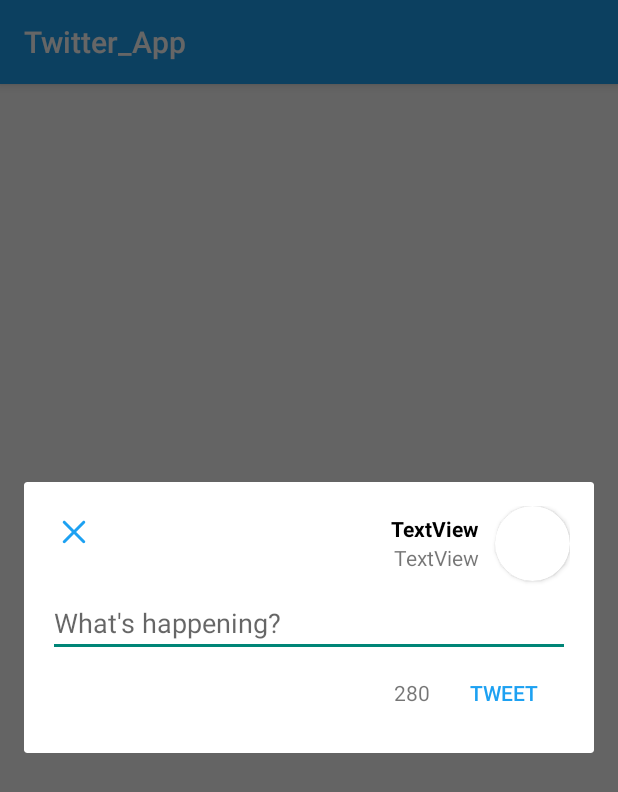
After one commit to PrimeBIue/Twitter_App, an Android app: the fragment ComposeTweetFragment shown on its own in the app's theme, on a phone screen of 412 x 824 dp. The commit adds this screen. Shown: the top 792 px of the screen. Run offline under Robolectric (Android 15) with nearby library versions, the phone set to English and light mode, and no system bars.

Commit message:
Created fragments

```diff
--- a/app/build.gradle
+++ b/app/build.gradle
@@ -44,6 +44,7 @@ dependencies {
     // Glide for remote image loading
     implementation 'com.github.bumptech.glide:glide:4.11.0'
     implementation 'androidx.constraintlayout:constraintlayout:2.0.4'
+    implementation 'androidx.legacy:legacy-support-v4:1.0.0'
     // Room for simple persistence with an ORM
     def room_version = "2.2.5"
     implementation "androidx.room:room-runtime:$room_version"
--- a/app/src/main/AndroidManifest.xml
+++ b/app/src/main/AndroidManifest.xml
@@ -13,7 +13,7 @@
         android:icon="@drawable/ic_launcher"
         android:label="@string/app_name"
         android:theme="@style/AppTheme">
-        <activity android:name=".DetailsAcitivity"></activity>
+        <activity android:name=".DetailsActivity"></activity>
         <activity android:name=".ComposeActivity" />
         <activity android:name=".TimelineActivity" />
         <activity
--- a/app/src/main/java/com/codepath/apps/restclienttemplate/ComposeActivity.java
+++ b/app/src/main/java/com/codepath/apps/restclienttemplate/ComposeActivity.java
@@ -37,7 +37,7 @@ public class ComposeActivity extends AppCompatActivity {
 
         client = TwitterApp.getRestClient(this);
         etCompose = findViewById(R.id.etCompose);
-        btnTweet = findViewById(R.id.btnTweet);
+        btnTweet = findViewById(R.id.btnTweetF);
         tilTweet = findViewById(R.id.tilTweet);
         tilTweet.setCounterMaxLength(MAX_TWEET_LENGTH);
 
--- a/app/src/main/java/com/codepath/apps/restclienttemplate/DetailsAcitivity.java
+++ b/app/src/main/java/com/codepath/apps/restclienttemplate/DetailsActivity.java
@@ -15,7 +15,7 @@ import com.codepath.asynchttpclient.callback.JsonHttpResponseHandler;
 
 import okhttp3.Headers;
 
-public class DetailsAcitivity extends AppCompatActivity {
+public class DetailsActivity extends AppCompatActivity {
 
     public static final String TAG = "DetailsActivity";
 
@@ -48,7 +48,7 @@ public class DetailsAcitivity extends AppCompatActivity {
         tvScreenName = findViewById(R.id.tvName);
         tvName = findViewById(R.id.tvScreenName);
 
-        ivProfileImage = findViewById(R.id.ivProfileImage);
+        ivProfileImage = findViewById(R.id.ivProfileImageF);
         ivMedia = findViewById(R.id.ivMedia);
 
         btnLike = findViewById(R.id.btnLike);
@@ -56,7 +56,7 @@ public class DetailsAcitivity extends AppCompatActivity {
         btnReply = findViewById(R.id.btnReply);
 
         tvBody.setText(getIntent().getStringExtra("body"));
-        tvScreenName.setText(getIntent().getStringExtra("screen_name"));
+        tvScreenName.setText("@" + getIntent().getStringExtra("screen_name"));
         tvName.setText(getIntent().getStringExtra("name"));
 
         Glide.with(this)
@@ -116,7 +116,7 @@ public class DetailsAcitivity extends AppCompatActivity {
         btnReply.setOnClickListener(new View.OnClickListener() {
             @Override
             public void onClick(View view) {
-                Intent intent = new Intent(DetailsAcitivity.this, ComposeActivity.class);
+                Intent intent = new Intent(DetailsActivity.this, ComposeActivity.class);
                 intent.putExtra("screen_name", getIntent().getStringExtra("screen_name"));
                 intent.putExtra("id", id);
                 startActivityForResult(intent, 21);
--- a/app/src/main/java/com/codepath/apps/restclienttemplate/TimelineActivity.java
+++ b/app/src/main/java/com/codepath/apps/restclienttemplate/TimelineActivity.java
@@ -16,8 +16,6 @@ import android.view.Menu;
 import android.view.MenuItem;
 import android.view.View;
 import android.widget.Button;
-import android.widget.ImageButton;
-import android.widget.Toast;
 
 
 import com.codepath.apps.restclienttemplate.models.Tweet;
@@ -131,7 +129,7 @@ public class TimelineActivity extends AppCompatActivity {
 
             @Override
             public void onTvBodyCLicked(int position) {
-                Intent intent = new Intent(TimelineActivity.this, DetailsAcitivity.class);
+                Intent intent = new Intent(TimelineActivity.this, DetailsActivity.class);
                 intent.putExtra("screen_name", tweets.get(position).user.screenName);
                 intent.putExtra("profile_image", tweets.get(position).user.profileImageUrl);
                 intent.putExtra("name", tweets.get(position).user.name);
--- a/app/src/main/java/com/codepath/apps/restclienttemplate/TweetsAdapter.java
+++ b/app/src/main/java/com/codepath/apps/restclienttemplate/TweetsAdapter.java
@@ -3,7 +3,6 @@ package com.codepath.apps.restclienttemplate;
 import android.content.Context;
 
 import android.net.ParseException;
-import android.os.Build;
 
 
 import android.text.format.DateUtils;
@@ -16,7 +15,6 @@ import android.widget.ImageView;
 import android.widget.TextView;
 
 import androidx.annotation.NonNull;
-import androidx.annotation.RequiresApi;
 import androidx.recyclerview.widget.RecyclerView;
 
 import com.bumptech.glide.Glide;
@@ -25,7 +23,6 @@ import com.codepath.apps.restclienttemplate.models.Tweet;
 import org.jetbrains.annotations.NotNull;
 
 import java.text.SimpleDateFormat;
-import java.util.Date;
 import java.util.List;
 import java.util.Locale;
 
@@ -95,7 +92,7 @@ public class TweetsAdapter extends RecyclerView.Adapter<TweetsAdapter.ViewHolder
             btnLike = itemView.findViewById(R.id.btnLike);
             btnRetweet = itemView.findViewById(R.id.btnRetweet);
             btnReply = itemView.findViewById(R.id.btnReply);
-            ivProfileImage = itemView.findViewById(R.id.ivProfileImage);
+            ivProfileImage = itemView.findViewById(R.id.ivProfileImageF);
             tvBody = itemView.findViewById(R.id.tvBody);
             tvScreenName = itemView.findViewById(R.id.tvScreenName);
             tvRelativeTime = itemView.findViewById(R.id.tvRelativeTime);
--- /dev/null
+++ b/app/src/main/java/com/codepath/apps/restclienttemplate/fragments/ComposeTweetFragment.java
@@ -0,0 +1,80 @@
+package com.codepath.apps.restclienttemplate.fragments;
+
+import android.os.Bundle;
+
+import androidx.fragment.app.DialogFragment;
+import androidx.fragment.app.Fragment;
+
+import android.view.LayoutInflater;
+import android.view.View;
+import android.view.ViewGroup;
+import android.widget.Button;
+import android.widget.EditText;
+import android.widget.ImageView;
+import android.widget.TextView;
+
+import com.codepath.apps.restclienttemplate.R;
+
+/**
+ * A simple {@link Fragment} subclass.
+ * Use the {@link ComposeTweetFragment#newInstance} factory method to
+ * create an instance of this fragment.
+ */
+public class ComposeTweetFragment extends DialogFragment {
+
+    public static final int MAX_CHARS = 280;
+
+    EditText etComposeF;
+
+    TextView tvCharactersRemaining;
+    TextView tvNameF;
+    TextView tvScreenNameF;
+
+    Button btnTweetF;
+    Button btnCancel;
+
+    ImageView profileImageF;
+
+    // TODO: Rename parameter arguments, choose names that match
+    // the fragment initialization parameters, e.g. ARG_ITEM_NUMBER
+    private static final String ARG_PARAM1 = "param1";
+    private static final String ARG_PARAM2 = "param2";
+
+    // TODO: Rename and change types of parameters
+    private String mParam1;
+    private String mParam2;
+
+    public ComposeTweetFragment() {
+        // Required empty public constructor
+    }
+
+    /**
+     * Use this factory method to create a new instance of
+     * this fragment using the provided parameters.
+     *
+     * @param param1 Parameter 1.
+     * @param param2 Parameter 2.
+     * @return A new instance of fragment ComposeTweetFragment.
+     */
+    // TODO: Rename and change types and number of parameters
+    public static ComposeTweetFragment newInstance() {
+        ComposeTweetFragment fragment = new ComposeTweetFragment();
+        return fragment;
+    }
+
+    @Override
+    public void onCreate(Bundle savedInstanceState) {
+        super.onCreate(savedInstanceState);
+        if (getArguments() != null) {
+            mParam1 = getArguments().getString(ARG_PARAM1);
+            mParam2 = getArguments().getString(ARG_PARAM2);
+        }
+    }
+
+    @Override
+    public View onCreateView(LayoutInflater inflater, ViewGroup container,
+                             Bundle savedInstanceState) {
+        // Inflate the layout for this fragment
+        return inflater.inflate(R.layout.fragment_compose_tweet, container, false);
+    }
+}
--- a/app/src/main/res/drawable/ic_vector_close.xml
+++ b/app/src/main/res/drawable/ic_vector_close.xml
@@ -1,5 +1,6 @@
 <?xml version="1.0" encoding="utf-8"?>
 <vector android:height="24.0dip" android:width="24.0dip" android:viewportWidth="24.0" android:viewportHeight="24.0"
-  xmlns:android="http://schemas.android.com/apk/res/android">
+  xmlns:android="http://schemas.android.com/apk/res/android"
+    android:tint="@color/twitter_blue">
     <path android:fillColor="#ff000000" android:pathData="M13.414,12l5.793,-5.793c0.39,-0.39 0.39,-1.023 0,-1.414s-1.023,-0.39 -1.414,0L12,10.586 6.207,4.793c-0.39,-0.39 -1.023,-0.39 -1.414,0s-0.39,1.023 0,1.414L10.586,12l-5.793,5.793c-0.39,0.39 -0.39,1.023 0,1.414 0.195,0.195 0.45,0.293 0.707,0.293s0.512,-0.098 0.707,-0.293L12,13.414l5.793,5.793c0.195,0.195 0.45,0.293 0.707,0.293s0.512,-0.098 0.707,-0.293c0.39,-0.39 0.39,-1.023 0,-1.414L13.414,12z" />
 </vector>
--- a/app/src/main/res/layout/activity_compose.xml
+++ b/app/src/main/res/layout/activity_compose.xml
@@ -29,7 +29,7 @@
     </com.google.android.material.textfield.TextInputLayout>
 
     <Button
-        android:id="@+id/btnTweet"
+        android:id="@+id/btnTweetF"
         android:layout_width="wrap_content"
         android:layout_height="wrap_content"
         android:layout_below="@+id/tilTweet"
--- a/app/src/main/res/layout/activity_details_acitivity.xml
+++ b/app/src/main/res/layout/activity_details_acitivity.xml
@@ -5,7 +5,7 @@
     android:layout_width="match_parent"
     android:layout_height="wrap_content"
     android:layout_marginTop="5dp"
-    tools:context=".DetailsAcitivity">
+    tools:context=".DetailsActivity">
 
 
     <androidx.cardview.widget.CardView
@@ -17,7 +17,7 @@
 
         <ImageView
 
-            android:id="@+id/ivProfileImage"
+            android:id="@+id/ivProfileImageF"
             android:layout_width="match_parent"
             android:layout_height="match_parent"
             android:layout_alignParentStart="true"
--- /dev/null
+++ b/app/src/main/res/layout/fragment_compose_tweet.xml
@@ -0,0 +1,97 @@
+<?xml version="1.0" encoding="utf-8"?>
+<RelativeLayout xmlns:android="http://schemas.android.com/apk/res/android"
+    xmlns:app="http://schemas.android.com/apk/res-auto"
+    xmlns:tools="http://schemas.android.com/tools"
+    android:orientation="vertical"
+    android:layout_width="match_parent"
+    android:layout_height="match_parent"
+    android:padding="16dp">
+
+    <androidx.cardview.widget.CardView
+        android:id="@+id/card"
+        android:layout_width="50dp"
+        android:layout_height="50dp"
+        android:layout_marginStart="5dp"
+        android:layout_alignParentRight="true"
+        android:layout_alignParentTop="true"
+        app:cardCornerRadius="50dp">
+
+        <ImageView
+
+            android:id="@+id/ivProfileImageF"
+            android:layout_width="match_parent"
+            android:layout_height="match_parent"
+            android:layout_alignParentTop="true"
+            android:layout_marginStart="0dp"
+            android:layout_marginTop="0dp"
+
+            tools:srcCompat="@tools:sample/avatars" />
+    </androidx.cardview.widget.CardView>
+
+    <EditText
+        android:id="@+id/etComposeF"
+        android:layout_width="match_parent"
+        android:layout_height="wrap_content"
+        android:layout_below="@+id/card"
+        android:layout_alignParentStart="true"
+        android:layout_alignParentLeft="true"
+        android:layout_alignParentEnd="true"
+        android:layout_alignParentRight="true"
+        android:layout_marginTop="5dp"
+        android:hint="What's happening?" />
+
+    <Button
+        android:id="@+id/btnTweetF"
+        style="@style/Widget.AppCompat.Button.Borderless.Colored"
+        android:layout_width="wrap_content"
+        android:layout_height="wrap_content"
+        android:layout_below="@id/etComposeF"
+        android:layout_alignParentEnd="true"
+        android:layout_alignParentRight="true"
+        android:text="@string/tweet"
+        android:textColor="@color/twitter_blue" />
+
+    <TextView
+        android:id="@+id/tvCharactersRemaining"
+        android:layout_width="wrap_content"
+        android:layout_height="wrap_content"
+        android:layout_alignBaseline="@id/btnTweetF"
+
+        android:layout_marginEnd="5dp"
+        android:layout_toStartOf="@+id/btnTweetF"
+        android:text="280" />
+
+    <ImageButton
+        android:id="@+id/btnCancel"
+        android:layout_width="wrap_content"
+        android:layout_height="wrap_content"
+        android:layout_alignParentStart="true"
+        android:layout_alignParentTop="true"
+        android:layout_marginStart="5dp"
+        android:layout_marginTop="5dp"
+        android:background="@null"
+        android:src="@drawable/ic_vector_close" />
+
+    <TextView
+        android:id="@+id/tvNameF"
+        android:layout_width="wrap_content"
+        android:layout_height="wrap_content"
+        android:layout_alignParentTop="true"
+        android:layout_marginTop="5dp"
+        android:layout_marginEnd="5dp"
+        android:layout_toStartOf="@+id/card"
+        android:text="TextView"
+        android:textColor="@color/black"
+        android:textStyle="bold"/>
+
+    <TextView
+        android:id="@+id/tvScreenNameF"
+        android:layout_width="wrap_content"
+        android:layout_height="wrap_content"
+        android:layout_below="@+id/tvNameF"
+        android:layout_marginTop="0dp"
+        android:layout_marginEnd="5dp"
+        android:layout_toStartOf="@+id/card"
+        android:text="TextView" />
+
+</RelativeLayout>
--- a/app/src/main/res/layout/item_tweet.xml
+++ b/app/src/main/res/layout/item_tweet.xml
@@ -16,7 +16,7 @@
 
         <ImageView
 
-            android:id="@+id/ivProfileImage"
+            android:id="@+id/ivProfileImageF"
             android:layout_width="match_parent"
             android:layout_height="match_parent"
             android:layout_alignParentStart="true"
--- a/app/src/main/res/values/strings.xml
+++ b/app/src/main/res/values/strings.xml
@@ -6,5 +6,7 @@
     <string name="intent_scheme">oauth</string>
     <string name="intent_host">cprest</string>
     <string name="tweet">Tweet</string>
+    <!-- TODO: Remove or change this placeholder text -->
+    <string name="hello_blank_fragment">Hello blank fragment</string>
 
 </resources>
```
